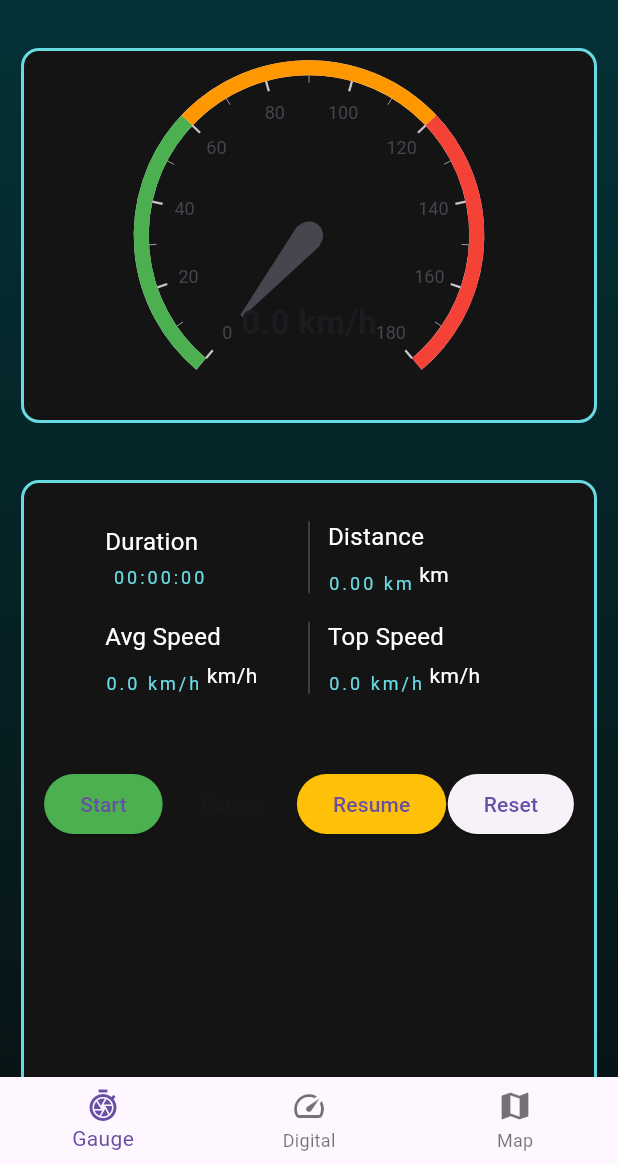
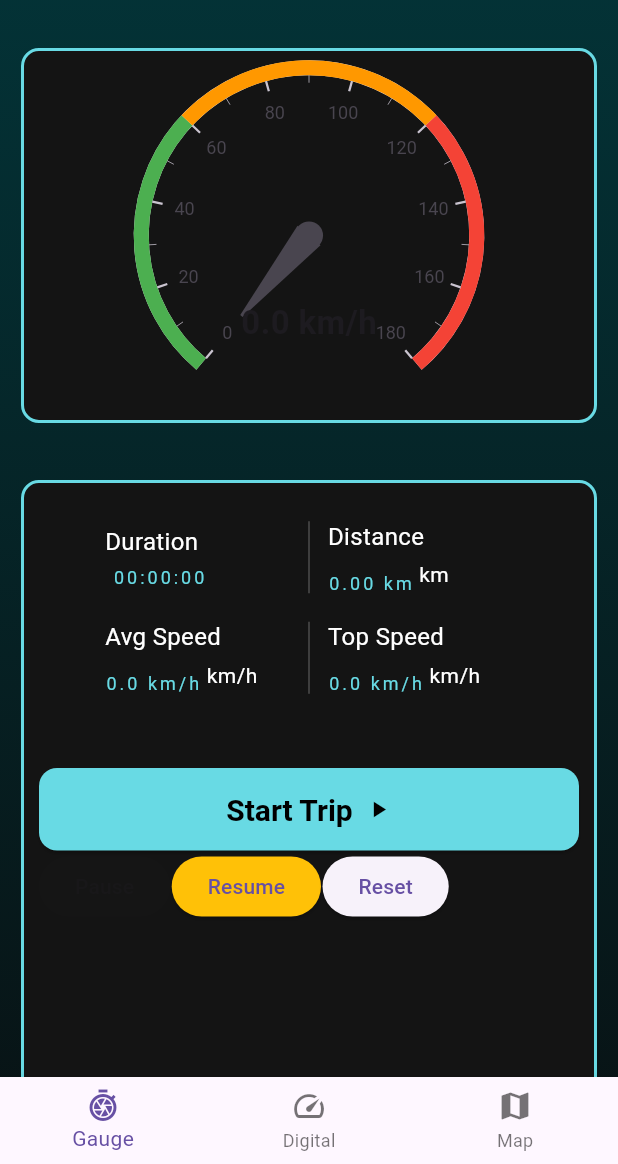
Before and after one commit to Ismailakram300/speedo_meter, a Flutter app: the screen it shows after launch, on a phone screen of 412 x 824 dp, the part 72-1236 px from its top. Run offline on Flutter 3.47's test engine with Material 3 defaults, Android fonts, the phone set to English and light mode, and no system bars; drawn by our look-alikes of syncfusion_flutter_gauges; our stand-ins replace audioplayers, carousel_slider, geocoding, geolocator, google_maps_flutter, permission_handler and 4 more; accounts and stored records are empty; Roboto replaces fonts that are missing (Digital).

Commit message:
Commit Message

```diff
--- a/lib/widgets/tracking_ctrl.dart
+++ b/lib/widgets/tracking_ctrl.dart
@@ -5,6 +5,7 @@
 
   import '../Model/tracking_history.dart';
   import '../distance_tracking.dart';
+import '../main.dart';
 
   class TrackingControls extends StatefulWidget {
     final VoidCallback? onUpdate;
@@ -53,15 +54,15 @@
           Wrap(
             spacing: 1,
             children: [
-              ElevatedButton(
-                onPressed: tracker.isTracking
+              startButton(
+                onStart: tracker.isTracking
                     ? null
                     : () {
-                        tracker.startTracking();
-                        setState(() {});
-                      },
-                style: ElevatedButton.styleFrom(backgroundColor: Colors.green),
-                child: const Text('Start'),
+                  tracker.startTracking();
+                  setState(() {});
+                },
+
+
               ),
               ElevatedButton(
                 onPressed: !tracker.isTracking
```
